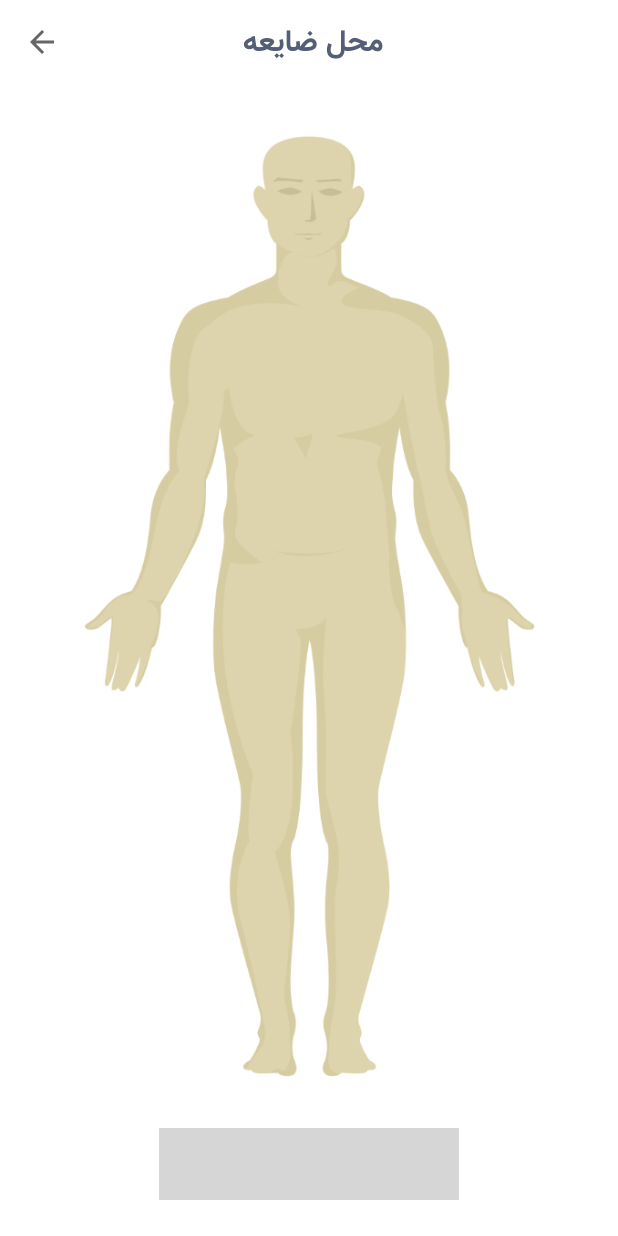
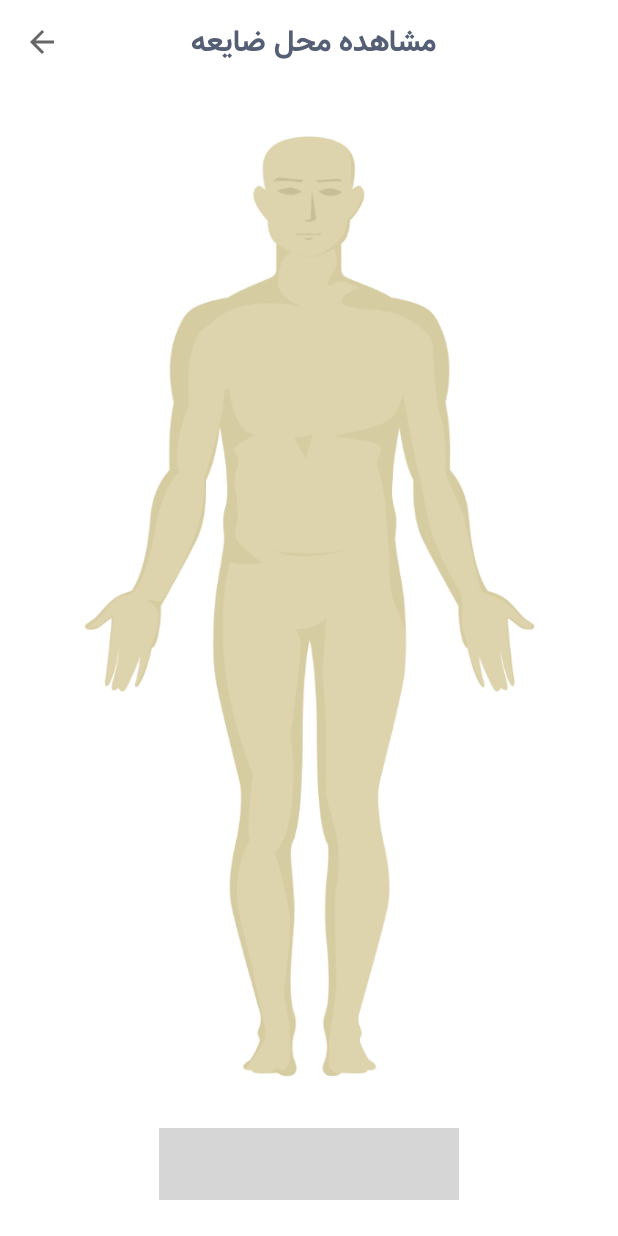
Before and after one commit to jkbehnam/scanner, an Android app: the fragment Frag_Body_part_2 shown on its own in the app's theme, on a phone screen of 412 x 824 dp. Run offline under Robolectric (Android 15) with nearby library versions, the phone set to English and light mode, and no system bars; our stand-ins replace ButterKnife; libraries missing offline, so code that uses them is left out: com.flyco.tablayout, com.yalantis.ucrop; plain views replace SegmentTabLayout; pictures from the network do not load; 2 statements that could not run were skipped; grey boxes are pictures that could not be loaded.

Commit message:
fix back body photo

```diff
--- a/app/build.gradle
+++ b/app/build.gradle
@@ -19,7 +19,11 @@ android {
             minifyEnabled true
             proguardFiles getDefaultProguardFile('proguard-android.txt'), 'proguard-rules.pro'
         }
-
+        debug {
+            shrinkResources true
+            minifyEnabled true
+            proguardFiles getDefaultProguardFile('proguard-android.txt'), 'proguard-rules.pro'
+        }
     }
     compileOptions {
         sourceCompatibility JavaVersion.VERSION_1_8
--- a/app/src/main/java/com/patient/mokhtari/scanner/activities/Bodypart2/view/HumanBodyWidget.java
+++ b/app/src/main/java/com/patient/mokhtari/scanner/activities/Bodypart2/view/HumanBodyWidget.java
@@ -30,6 +30,7 @@ public class HumanBodyWidget {
     static public boolean isAPI11 = Build.VERSION.SDK_INT >= Build.VERSION_CODES.HONEYCOMB;
     public static boolean mShowingBack = false;
     public static boolean isMan = true;
+    public static ImageView body3;
 
     private BodyFrontFragment bodyFrontFragment = new BodyFrontFragment();
     private BodyBackFragment bodyBackFragment = new BodyBackFragment();
@@ -182,6 +183,7 @@ public class HumanBodyWidget {
         public void onViewCreated(View view, @Nullable Bundle savedInstanceState) {
             super.onViewCreated(view, savedInstanceState);
             bodyImageView = (ImageView) view.findViewById(R.id.body_front);
+            body3=bodyImageView;
         }
 
         @Override
@@ -210,6 +212,8 @@ public class HumanBodyWidget {
         public void onViewCreated(View view, @Nullable Bundle savedInstanceState) {
             super.onViewCreated(view, savedInstanceState);
             bodyImageView = (ImageView) view.findViewById(R.id.body_back);
+            body3=bodyImageView;
+
         }
 
         @Override
--- a/app/src/main/java/com/patient/mokhtari/scanner/activities/Bodypart2/view/WaveEffectLayout2.java
+++ b/app/src/main/java/com/patient/mokhtari/scanner/activities/Bodypart2/view/WaveEffectLayout2.java
@@ -26,6 +26,8 @@ import com.patient.mokhtari.scanner.activities.Bodypart2.region.RegionView;
 import java.util.ArrayList;
 import java.util.Map;
 
+import static com.patient.mokhtari.scanner.activities.BodyPart.view.WaveEffectLayout.location_copy3;
+import static com.patient.mokhtari.scanner.activities.Bodypart2.view.HumanBodyWidget.body3;
 import static com.patient.mokhtari.scanner.activities.Frag_new_request.reqBodyPoints;
 import static com.patient.mokhtari.scanner.activities.Frag_request_details.reqBodyPoints2;
 
@@ -116,12 +118,43 @@ public class WaveEffectLayout2 extends FrameLayout implements Runnable {
     protected void dispatchDraw(Canvas canvas) {
         super.dispatchDraw(canvas);
         if (!mShouldDoAnimation || mTargetWidth <= 0 || mTouchTarget == null || !"root".equals(mTag)) {
+            ImageView imageView = body3;
+            if (imageView != null) {
+
+
+                // bodyImageView = getBodyImageView();
+                mRevealRadius = 15;
+                this.getLocationOnScreen(mLocationInScreen);
+
+                int[] location2 = new int[2];
+                imageView.getLocationOnScreen(location2);
+                if (location2[1] < location2[0]) {
+                    location2=location_copy3;
+                } else {
+                    location_copy3 = location2;
+                }
+
+
+                if (location2[0] != 0 && location2[1] != 0) {
+                    int left = location2[0] - mLocationInScreen[0];
+                    int top = location2[1] - mLocationInScreen[1];
+                    int right = left + imageView.getMeasuredWidth();
+                    int bottom = top + imageView.getMeasuredHeight();
+
+
+                    for (BodyPointMain f : reqBodyPoints2
+                    ) {
+                        if (HumanBodyWidget.mShowingBack == f.mShowingBack)
+                            canvas.drawCircle((float) (left + (right - left) * f.fx), (float) (top + (bottom - top) * f.fy), mRevealRadius, mPaint);
+                    }
+                }
+
+            }
             return;
         }
-  bodyImageView = getBodyImageView();
+        bodyImageView = getBodyImageView();
 
-
-          refresh(regionType);
+        refresh(regionType);
         mRevealRadius = 15;
         this.getLocationOnScreen(mLocationInScreen);
 
@@ -136,7 +169,7 @@ public class WaveEffectLayout2 extends FrameLayout implements Runnable {
 
         for (BodyPointMain f : reqBodyPoints2
         ) {
-
+            if (HumanBodyWidget.mShowingBack == f.mShowingBack)
             canvas.drawCircle((float) (left+(right-left)*f.fx),(float)(top+(bottom-top)*f.fy), mRevealRadius, mPaint);
         }
 
--- a/app/src/main/java/com/patient/mokhtari/scanner/activities/Frag_Body_part.java
+++ b/app/src/main/java/com/patient/mokhtari/scanner/activities/Frag_Body_part.java
@@ -115,7 +115,6 @@ public class Frag_Body_part extends myFragment {
         segmentTabLayout.setOnTabSelectListener(new OnTabSelectListener() {
             @Override
             public void onTabSelect(int position) {
-                Toast.makeText(getActivity(), "hii", Toast.LENGTH_SHORT).show();
                 switch (position){
                     case 0:
                         if(bodyWidget.flipBody(false)) {
--- a/app/src/main/java/com/patient/mokhtari/scanner/activities/Frag_Body_part_2.java
+++ b/app/src/main/java/com/patient/mokhtari/scanner/activities/Frag_Body_part_2.java
@@ -6,6 +6,15 @@ import android.graphics.Color;
 import android.graphics.Typeface;
 import android.net.Uri;
 import android.os.Bundle;
+
+import androidx.fragment.app.Fragment;
+import androidx.fragment.app.FragmentActivity;
+import androidx.appcompat.app.AppCompatActivity;
+import androidx.appcompat.widget.Toolbar;
+import androidx.fragment.app.FragmentTransaction;
+
+import android.os.Handler;
+import android.os.SystemClock;
 import android.view.LayoutInflater;
 import android.view.MotionEvent;
 import android.view.View;
@@ -14,26 +23,18 @@ import android.widget.ImageView;
 import android.widget.TextView;
 import android.widget.Toast;
 
-import androidx.appcompat.app.AppCompatActivity;
-import androidx.appcompat.widget.Toolbar;
-import androidx.fragment.app.Fragment;
-import androidx.fragment.app.FragmentActivity;
-import androidx.fragment.app.FragmentTransaction;
-
 import com.flyco.tablayout.SegmentTabLayout;
 import com.flyco.tablayout.listener.OnTabSelectListener;
 import com.patient.mokhtari.scanner.R;
+
 import com.patient.mokhtari.scanner.activities.Bodypart2.region.RegionView;
 import com.patient.mokhtari.scanner.activities.Bodypart2.view.HumanBodyWidget;
 import com.patient.mokhtari.scanner.activities.Bodypart2.view.WaveEffectLayout2;
 import com.patient.mokhtari.scanner.activities.CustomItems.myFragment;
-
 import java.util.ArrayList;
-
 import butterknife.BindView;
 import butterknife.ButterKnife;
-import es.dmoral.toasty.Toasty;
-
+import static com.patient.mokhtari.scanner.activities.Frag_new_request.reqBodyPoints;
 
 public class Frag_Body_part_2 extends myFragment {
 
@@ -49,6 +50,7 @@ public class Frag_Body_part_2 extends myFragment {
     private TextView manTv, womanTv, flipFrontTv, flipBackTv;
     private String[] mTitles = {"جلو","پشت" };
     private ArrayList<MyTouchListener> mTouchListeners = new ArrayList<>();
+
     // TODO: Rename and change types and number of parameters
     public static Frag_Body_part_2 newInstance() {
         Frag_Body_part_2 fragment = new Frag_Body_part_2();
@@ -64,17 +66,15 @@ public class Frag_Body_part_2 extends myFragment {
     @Override
     public View onCreateView(LayoutInflater inflater, ViewGroup container,
                              Bundle savedInstanceState) {
-         rootView= inflater.inflate(R.layout.activity_bodypart_2, container, false);
+        rootView= inflater.inflate(R.layout.activity_bodypart_2, container, false);
 
         super.onCreate(savedInstanceState);
-        setFragmentActivity(getActivity());
+       setFragmentActivity(getActivity());
         fragment_body_part=getActivity();
-       getActivity(). setRequestedOrientation(ActivityInfo.SCREEN_ORIENTATION_NOSENSOR);
-        Toasty.info(getActivity(), "برای نمایش نقاط صفحه را لمس نمایید", Toast.LENGTH_SHORT, true).show();
+        getActivity(). setRequestedOrientation(ActivityInfo.SCREEN_ORIENTATION_NOSENSOR);
 
         View myLayout = rootView.findViewById(R.id.toolbar); // root View id from that link
         ImageView myView = (ImageView) myLayout.findViewById(R.id.imageView3);
-        myView.setVisibility(View.GONE);
         myView.setOnClickListener(new View.OnClickListener() {
             @Override
             public void onClick(View view) {
@@ -97,7 +97,6 @@ public class Frag_Body_part_2 extends myFragment {
                 return true;
             }
         });
-        segmentTabLayout.setVisibility(View.INVISIBLE);
 
 
         return rootView;
@@ -112,9 +111,11 @@ public class Frag_Body_part_2 extends myFragment {
         flipFrontTv = (TextView)rootView.findViewById(R.id.flipFront);
         flipBackTv = (TextView)rootView. findViewById(R.id.flipBack);
         segmentTabLayout.setTabData(mTitles);
+
         segmentTabLayout.setOnTabSelectListener(new OnTabSelectListener() {
             @Override
             public void onTabSelect(int position) {
+
                 switch (position){
                     case 0:
                         if(bodyWidget.flipBody(false)) {
@@ -140,14 +141,16 @@ public class Frag_Body_part_2 extends myFragment {
 
             }
         });
+
         bodyWidget = new HumanBodyWidget(getActivity(), container, savedInstanceState);
         container.setRegionView(new RegionView(container, getActivity()));
-
         Toolbar toolbar;
         toolbar=(Toolbar)rootView.findViewById(R.id.toolbar);
+        ImageView myView = (ImageView) toolbar.findViewById(R.id.imageView3);
+        myView.setVisibility(View.INVISIBLE);
         ((AppCompatActivity)getActivity()).setSupportActionBar(toolbar);
         TextView txttoolbar=(TextView)rootView.findViewById(R.id.txttoolbar);
-        txttoolbar.setText("محل ضایعه");
+        txttoolbar.setText("مشاهده محل ضایعه");
         Typeface typeface3 = Typeface.createFromAsset(getActivity().getAssets(), "font/vazirbold.ttf");
         txttoolbar.setTypeface(typeface3, Typeface.BOLD);
         toolbar.setNavigationOnClickListener(new View.OnClickListener() {
@@ -159,12 +162,75 @@ public class Frag_Body_part_2 extends myFragment {
         ((AppCompatActivity)getActivity()). getSupportActionBar().setDisplayShowHomeEnabled(true);
         ((AppCompatActivity)getActivity()). getSupportActionBar().setDisplayHomeAsUpEnabled(true);
 
+        final Handler handler = new Handler();
+        handler.postDelayed(new Runnable() {
+            @Override
+            public void run() {
+                long downTime = SystemClock.uptimeMillis();
+                long eventTime = SystemClock.uptimeMillis() + 100;
+                float x = 0.50f;
+                float y = 0.50f;
+// List of meta states found here: developer.android.com/reference/android/view/KeyEvent.html#getMetaState()
+                int metaState = 0;
+                MotionEvent motionEvent = MotionEvent.obtain(
+                        downTime,
+                        eventTime,
+                        MotionEvent.ACTION_UP,
+                        x,
+                        y,
+                        metaState
+                );
+
+// Dispatch touch event to view
+                motionEvent.setAction(0);
+                container.dispatchTouchEvent(motionEvent);
+
+                downTime = SystemClock.uptimeMillis();
+                eventTime = SystemClock.uptimeMillis() + 100;
+                x = 0.50f;
+                y = 0.50f;
+// List of meta states found here: developer.android.com/reference/android/view/KeyEvent.html#getMetaState()
+                metaState = 0;
+                motionEvent = MotionEvent.obtain(
+                        downTime,
+                        eventTime,
+                        MotionEvent.ACTION_MOVE,
+                        x,
+                        y,
+                        metaState
+                );
+
+// Dispatch touch event to view
+                motionEvent.setAction(0);
+                container.dispatchTouchEvent(motionEvent);
+
+                downTime = SystemClock.uptimeMillis();
+                eventTime = SystemClock.uptimeMillis() + 100;
+                x = 0.50f;
+                y = 0.50f;
+// List of meta states found here: developer.android.com/reference/android/view/KeyEvent.html#getMetaState()
+                metaState = 0;
+                motionEvent = MotionEvent.obtain(
+                        downTime,
+                        eventTime,
+                        MotionEvent.ACTION_UP,
+                        x,
+                        y,
+                        metaState
+                );
+                motionEvent.setAction(0);
+// Dispatch touch event to view
+                container.dispatchTouchEvent(motionEvent);
+            }
+        }, 1000);
+
 
 
     }
     // TODO: Rename method, update argument and hook method into UI event
     public void onButtonPressed(Uri uri) {
         if (mListener != null) {
+            reqBodyPoints.clear();
             mListener.onFragmentInteraction(uri);
         }
     }
@@ -192,55 +258,6 @@ public class Frag_Body_part_2 extends myFragment {
     public void unRegisterTouchListener(MyTouchListener listener){
         mTouchListeners.remove(listener);
     }
-
-
-    public void genderClick(View view){
-        switch (view.getId()){
-            case R.id.man_btn:
-                if(bodyWidget.toggleBodyGenderImage(true)) {
-                    rootView. findViewById(R.id.man_btn).setBackgroundColor(getResources().getColor(R.color.colorLightBlue));
-                    rootView. findViewById(R.id.woman_btn).setBackgroundColor(Color.TRANSPARENT);
-                    manIv.setImageResource(R.mipmap.icon_man_pressed);
-                    manTv.setTextColor(Color.WHITE);
-                    womanIv.setImageResource(R.mipmap.icon_woman);
-                    womanTv.setTextColor(getResources().getColor(R.color.colorLightBlue));
-                }
-                break;
-            case R.id.woman_btn:
-                if(bodyWidget.toggleBodyGenderImage(false)) {
-                    rootView.findViewById(R.id.man_btn).setBackgroundColor(Color.TRANSPARENT);
-                    rootView.findViewById(R.id.woman_btn).setBackgroundColor(getResources().getColor(R.color.colorLightBlue));
-                    manIv.setImageResource(R.mipmap.icon_man);
-                    manTv.setTextColor(getResources().getColor(R.color.colorLightBlue));
-                    womanIv.setImageResource(R.mipmap.icon_woman_pressed);
-                    womanTv.setTextColor(Color.WHITE);
-                }
-                break;
-        }
-    }
-
-    public void sideClick(View view){
-
-        switch (view.getId()){
-            case R.id.flipFront:
-                if(bodyWidget.flipBody(false)) {
-                    flipFrontTv.setBackgroundColor(getResources().getColor(R.color.colorLightBlue));
-                    flipBackTv.setBackgroundColor(Color.TRANSPARENT);
-                    flipFrontTv.setTextColor(Color.WHITE);
-                    flipBackTv.setTextColor(getResources().getColor(R.color.colorLightBlue));
-                }
-                break;
-            case R.id.flipBack:
-                if(bodyWidget.flipBody(true)) {
-                    flipFrontTv.setBackgroundColor(Color.TRANSPARENT);
-                    flipBackTv.setBackgroundColor(getResources().getColor(R.color.colorLightBlue));
-                    flipFrontTv.setTextColor(getResources().getColor(R.color.colorLightBlue));
-                    flipBackTv.setTextColor(Color.WHITE);
-                }
-                break;
-        }
-    }
-
     public interface MyTouchListener
     {
         void onTouchEvent(MotionEvent event);
```
